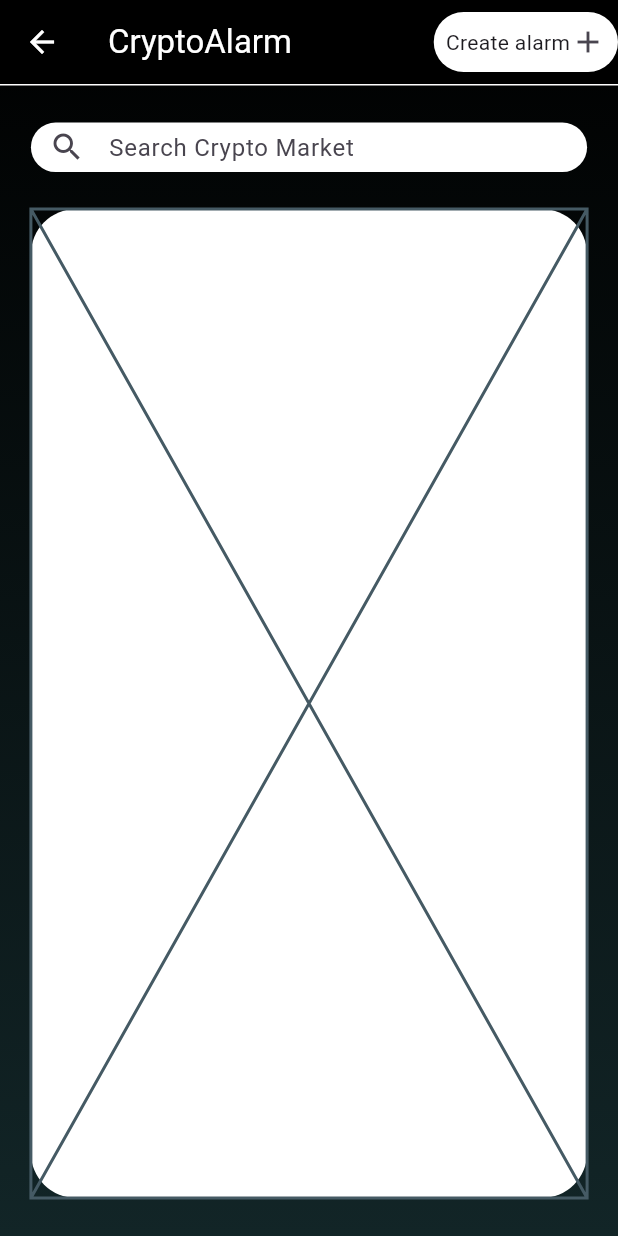
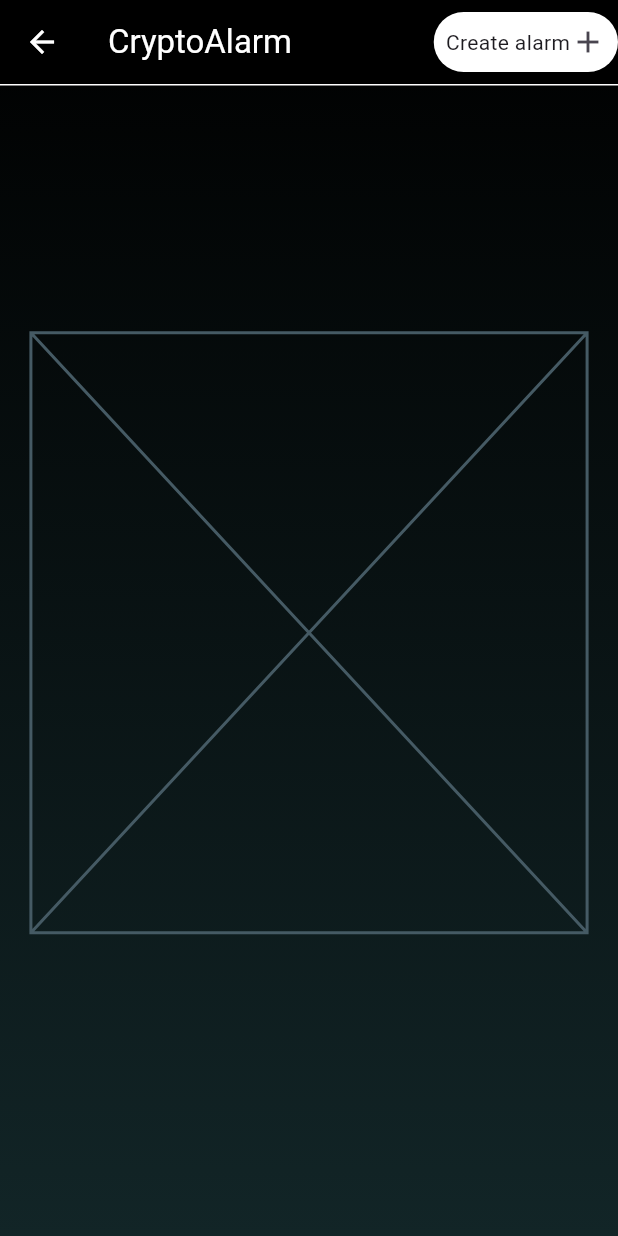
Before and after one commit to speedyjohnzalez/crypto-alarm, a Flutter app: the screen it shows after launch, after a tap on "Crypto Market", on a phone screen of 412 x 824 dp. Run offline on Flutter 3.47's test engine with Material 3 defaults, Android fonts, the light colour scheme and no system bars.

Commit message:
Added modularity to the app screen's UI widget 'ScaffoldScreen'. Also renamed files and contents in files for more organization

```diff
--- a/crypto-alarm-frontend/lib/features/crypto-page/crypto-front-page.dart
+++ /dev/null
@@ -1,90 +0,0 @@
-import 'package:flutter/material.dart';
-import 'package:crypto_alarm/shared/custom-app-bar.dart';
-import "package:crypto_alarm/features/crypto-page/searchbar-functionality.dart";
-
-class Crypto_market_screen extends StatefulWidget {
-  const Crypto_market_screen({super.key});
-
-  @override
-  State<Crypto_market_screen> createState() => _Crypto_market_screenState();
-}
-
-class _Crypto_market_screenState extends State<Crypto_market_screen> {
-  TextEditingController _controller = TextEditingController();
-
-  @override
-  Widget build(BuildContext context) {
-    final screenSize = MediaQuery.of(context).size;
-    final screenWidth = screenSize.width;
-    final screenHeight = screenSize.height;
-    return Scaffold(
-      body: Container(
-        //Code for gradient
-        decoration: BoxDecoration(
-          gradient: LinearGradient(
-            begin: Alignment.topCenter,
-            end: Alignment.bottomCenter,
-            colors: [Colors.black, Color.fromARGB(255, 18, 37, 39)],
-          ),
-        ),
-        child: CustomScrollView(
-          slivers: [
-            Custom_app_bar(),
-            SliverPadding(
-              //App screen background structure
-              padding: EdgeInsets.only(
-                  left: screenWidth * .05, right: screenWidth * .05),
-              // Body margins
-              sliver: SliverList(
-                delegate: SliverChildBuilderDelegate(
-                  childCount: 1,
-                  (BuildContext context, int index) {
-                    return Padding(
-                      padding: EdgeInsets.only(top: screenHeight * 0.03),
-                      child: Column(
-                        mainAxisAlignment: MainAxisAlignment.start,
-                        //Column fitting all widgets on screen
-                        children: [
-                          Container(
-                            decoration: BoxDecoration(
-                                color: Colors.white,
-                                borderRadius: BorderRadius.circular(30)),
-                            width: screenWidth * 1,
-                            height: screenHeight * .04,
-                            child: TextField(
-                              autocorrect: false,
-                              keyboardType: TextInputType.text,
-                              controller: _controller,
-                              onChanged: (text) {
-                                setState(() {});
-                              },
-                              decoration: InputDecoration(
-                                  hintText: 'Search Crypto Market',
-                                  border: InputBorder.none,
-                                  prefixIcon: Icon(Icons.search)),
-                            ),
-                          ),
-                          Padding(
-                            padding: EdgeInsets.only(top: screenHeight * 0.03),
-                            child: Container(
-                              height: screenHeight * 0.8,
-                              width: screenWidth * 1,
-                              decoration: BoxDecoration(
-                                  color: Colors.white,
-                                  borderRadius: BorderRadius.circular(30)),
-                              child: Placeholder(),
-                            ),
-                          ),
-                        ],
-                      ),
-                    );
-                  },
-                ),
-              ),
-            ),
-          ],
-        ),
-      ),
-    );
-  }
-}
--- /dev/null
+++ b/crypto-alarm-frontend/lib/features/crypto_section/crypto_market_screen.dart
@@ -0,0 +1,13 @@
+import 'package:flutter/material.dart';
+import '../shared/scaffold.dart';
+
+class CryptoMarketScreen extends StatelessWidget {
+  const CryptoMarketScreen({super.key});
+
+  @override
+  Widget build(BuildContext context) {
+    return ScaffoldScreen(childrenInput: [
+      Placeholder()
+    ]);
+  }
+}
--- a/crypto-alarm-frontend/lib/features/home/buttons/alarm-button.dart
+++ b/crypto-alarm-frontend/lib/features/home/buttons/alarm_button.dart
@@ -1,7 +1,7 @@
 import 'package:flutter/material.dart';
 
-class Alarm_button extends StatelessWidget {
-  const Alarm_button({super.key});
+class AlarmButton extends StatelessWidget {
+  const AlarmButton({super.key});
 
   @override
   Widget build(BuildContext context) {
--- a/crypto-alarm-frontend/lib/features/home/buttons/cryptomarket-button.dart
+++ b/crypto-alarm-frontend/lib/features/home/buttons/cryptomarket_button.dart
@@ -1,8 +1,8 @@
 import 'package:flutter/material.dart';
-import 'package:crypto_alarm/features/crypto-page/crypto-front-page.dart';
+import 'package:crypto_alarm/features/crypto_section/crypto_market_screen.dart';
 
-class Crypto_market_button extends StatelessWidget {
-  const Crypto_market_button({super.key});
+class CryptoMarketButton extends StatelessWidget {
+  const CryptoMarketButton({super.key});
 
   @override
   Widget build(BuildContext context) {
@@ -18,7 +18,7 @@ class Crypto_market_button extends StatelessWidget {
         onTap: () {
           Navigator.push(
               context,
-              MaterialPageRoute(builder: (context) => Crypto_market_screen()),
+              MaterialPageRoute(builder: (context) => CryptoMarketScreen()),
             );
         },
         child: Column(
--- a/crypto-alarm-frontend/lib/features/home/buttons/market-news-button.dart
+++ b/crypto-alarm-frontend/lib/features/home/buttons/market_news_button.dart
@@ -1,7 +1,7 @@
 import 'package:flutter/material.dart';
 
-class Market_news_button extends StatelessWidget {
-  const Market_news_button({super.key});
+class MarketNewsButton extends StatelessWidget {
+  const MarketNewsButton({super.key});
 
   @override
   Widget build(BuildContext context) {
--- /dev/null
+++ b/crypto-alarm-frontend/lib/features/home/home_screen.dart
@@ -0,0 +1,23 @@
+import 'package:flutter/material.dart';
+import '../shared/scaffold.dart';
+import 'package:crypto_alarm/features/home/buttons/alarm_button.dart';
+import 'package:crypto_alarm/features/home/buttons/cryptomarket_button.dart';
+import 'package:crypto_alarm/features/home/buttons/market_news_button.dart';
+
+class HomeScreen extends StatelessWidget {
+  const HomeScreen({super.key});
+
+  @override
+  Widget build(BuildContext context) {
+    return ScaffoldScreen(childrenInput: [
+      Row(
+        mainAxisAlignment: MainAxisAlignment.center,
+        children: [
+          AlarmButton(),
+          CryptoMarketButton(),
+        ],
+      ),
+      MarketNewsButton()
+    ]);
+  }
+}
--- a/crypto-alarm-frontend/lib/shared/custom-app-bar.dart
+++ b/crypto-alarm-frontend/lib/features/shared/custom_app_bar.dart
@@ -1,7 +1,7 @@
 import 'package:flutter/material.dart';
 
-class Custom_app_bar extends StatelessWidget {
-  const Custom_app_bar({super.key});
+class CustomAppBar extends StatelessWidget {
+  const CustomAppBar({super.key});
 
   @override
   Widget build(BuildContext context) {
--- a/crypto-alarm-frontend/lib/features/home/home-layout.dart
+++ b/crypto-alarm-frontend/lib/features/shared/scaffold.dart
@@ -1,11 +1,12 @@
 import 'package:flutter/material.dart';
-import 'package:crypto_alarm/features/home/buttons/alarm-button.dart';
-import 'package:crypto_alarm/features/home/buttons/cryptomarket-button.dart';
-import 'package:crypto_alarm/features/home/buttons/market-news-button.dart';
-import 'package:crypto_alarm/shared/custom-app-bar.dart';
+import 'package:crypto_alarm/features/shared/custom_app_bar.dart';
 
-class Home_layout extends StatelessWidget {
-  const Home_layout({super.key});
+/// Custom scaffold widget for background color, screen division, and custom app bar
+class ScaffoldScreen extends StatelessWidget {
+  final List<Widget> childrenInput;
+
+  /// Custom scaffold widget constructor. Takes in a list of child widgets (children: [])
+  const ScaffoldScreen({super.key, required this.childrenInput});
 
   @override
   Widget build(BuildContext context) {
@@ -24,7 +25,7 @@ class Home_layout extends StatelessWidget {
         ),
         child: CustomScrollView(
           slivers: [
-            Custom_app_bar(),
+            CustomAppBar(),
             SliverPadding(
               //App screen background structure
               padding: EdgeInsets.only(
@@ -40,17 +41,7 @@ class Home_layout extends StatelessWidget {
                       child: Column(
                         mainAxisAlignment: MainAxisAlignment.spaceBetween,
                         //Column fitting all widgets on screen
-                        children: [
-                          Row(
-                            mainAxisAlignment: MainAxisAlignment.spaceEvenly,
-                            //First row widgets
-                            children: [
-                              Alarm_button(),
-                              Crypto_market_button(),
-                            ],
-                          ),
-                          Market_news_button()
-                        ],
+                        children: childrenInput
                       ),
                     );
                   },
--- a/crypto-alarm-frontend/lib/main.dart
+++ b/crypto-alarm-frontend/lib/main.dart
@@ -1,6 +1,5 @@
-import 'package:crypto_alarm/features/home/home-layout.dart';
+import 'package:crypto_alarm/features/home/home_screen.dart';
 import 'package:flutter/material.dart';
-import 'package:crypto_alarm/features/services/fetch-crypto-prices.dart'; //KEEP!!!!!
 
 void main() {
   runApp(MyApp());
@@ -29,7 +28,7 @@ class FrontPage extends StatelessWidget {
           elevation: 0.0,
         ),
       ),
-      home: Home_layout(), // Set FrontPage as the main screen
+      home: HomeScreen(), // Set FrontPage as the main screen
     );
   }
 }
```
Also changed, not shown: crypto-alarm-frontend/lib/features/crypto_section/searchbar-functionality.dart (renamed from crypto-alarm-frontend/lib/features/crypto-page/searchbar-functionality.dart, +8 -8 lines), crypto-alarm-frontend/lib/shared/app-background.dart (deleted, +0 -54 lines), crypto-alarm-frontend/lib/features/crypto_section/blank.dart (added), crypto-alarm-frontend/lib/services/fetch_crypto_prices.dart (renamed from crypto-alarm-frontend/lib/features/services/fetch-crypto-prices.dart), 2 other files.
